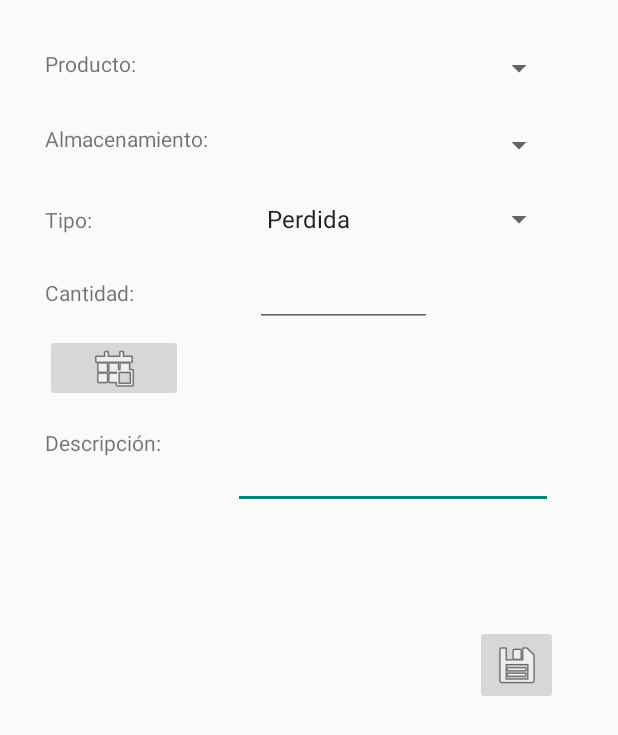
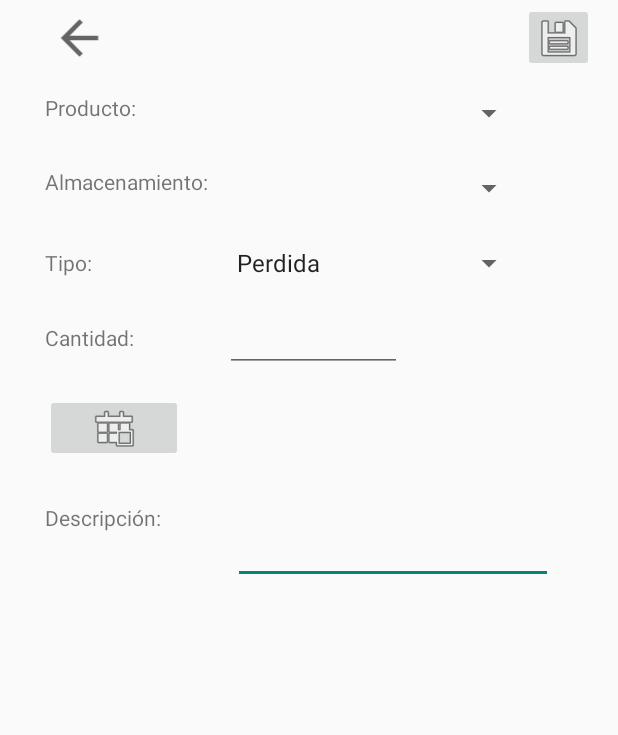
Before and after one commit to MauroMP/ProjectLaSenior, an Android app: the Addmov_Activity screen opened directly, with no data from a screen before it, on a phone screen of 412 x 824 dp. Shown: the top 735 px of the screen. Run offline under Robolectric (Android 15) with nearby library versions, the phone set to English and light mode, and no system bars.

Commit message:
12/11/2019

```diff
--- a/ANDROID/app/src/main/java/com/example/lasenioralmacenes/Interfaces/RestMovs.java
+++ b/ANDROID/app/src/main/java/com/example/lasenioralmacenes/Interfaces/RestMovs.java
@@ -43,11 +43,14 @@ public interface RestMovs {
     @GET ("mov/obtalma/{nombre}")
     Call<Almacenamiento> getAlma (@Path("nombre") String nombre);
 
-    @GET ("prod/stockprod/{nombre}")
+    @GET ("prod/stk/{nombre}")
     Call<Double> getStock (@Path("nombre") String nombre);
 
-    @PUT ("prod/actualizar")
+    @PUT ("prod/actualiza")
     Call<Producto> setProdStock (@Body Producto producto);
+
+    @GET ("prod/costoprod/{nombre}")
+    Call<List<Double>> getCosto (@Path("nombre") String nombre);
 
 
 
--- a/ANDROID/app/src/main/res/layout/activity_addmov_.xml
+++ b/ANDROID/app/src/main/res/layout/activity_addmov_.xml
@@ -11,28 +11,28 @@
         android:layout_width="wrap_content"
         android:layout_height="wrap_content"
         android:orientation="vertical"
-        app:layout_constraintGuide_begin="170dp" />
+        app:layout_constraintGuide_begin="150dp" />
 
     <androidx.constraintlayout.widget.Guideline
         android:id="@+id/guideline11"
         android:layout_width="wrap_content"
         android:layout_height="wrap_content"
         android:orientation="horizontal"
-        app:layout_constraintGuide_begin="20dp" />
+        app:layout_constraintGuide_begin="50dp" />
 
     <androidx.constraintlayout.widget.Guideline
         android:id="@+id/guideline17"
         android:layout_width="wrap_content"
         android:layout_height="wrap_content"
         android:orientation="horizontal"
-        app:layout_constraintGuide_begin="71dp" />
+        app:layout_constraintGuide_begin="100dp" />
 
     <androidx.constraintlayout.widget.Guideline
         android:id="@+id/guideline18"
         android:layout_width="wrap_content"
         android:layout_height="wrap_content"
         android:orientation="horizontal"
-        app:layout_constraintGuide_begin="122dp" />
+        app:layout_constraintGuide_begin="150dp" />
 
     <TextView
         android:id="@+id/textProd"
@@ -88,21 +88,21 @@
         android:layout_width="wrap_content"
         android:layout_height="wrap_content"
         android:orientation="horizontal"
-        app:layout_constraintGuide_begin="170dp" />
+        app:layout_constraintGuide_begin="200dp" />
 
     <androidx.constraintlayout.widget.Guideline
         android:id="@+id/guideline24"
         android:layout_width="wrap_content"
         android:layout_height="wrap_content"
         android:orientation="horizontal"
-        app:layout_constraintGuide_begin="220dp" />
+        app:layout_constraintGuide_begin="250dp" />
 
     <androidx.constraintlayout.widget.Guideline
         android:id="@+id/guideline25"
         android:layout_width="wrap_content"
         android:layout_height="wrap_content"
         android:orientation="horizontal"
-        app:layout_constraintGuide_begin="270dp" />
+        app:layout_constraintGuide_begin="320dp" />
 
     <TextView
         android:id="@+id/tipoView"
@@ -124,8 +124,8 @@
 
     <TextView
         android:id="@+id/etFecha"
-        android:layout_width="162dp"
-        android:layout_height="47dp"
+        android:layout_width="157dp"
+        android:layout_height="59dp"
         android:ems="10"
         android:textAlignment="center"
         app:layout_constraintBottom_toTopOf="@+id/guideline25"
@@ -137,7 +137,7 @@
         android:layout_width="wrap_content"
         android:layout_height="wrap_content"
         android:orientation="horizontal"
-        app:layout_constraintGuide_begin="320dp" />
+        app:layout_constraintGuide_begin="370dp" />
 
     <TextView
         android:id="@+id/descriptView"
@@ -182,13 +182,21 @@
 
     <ImageButton
         android:id="@+id/btGuardarMov"
-        android:layout_width="55dp"
-        android:layout_height="53dp"
-        android:layout_marginEnd="40dp"
-        app:layout_constraintBottom_toBottomOf="parent"
+        android:layout_width="47dp"
+        android:layout_height="46dp"
+        android:layout_marginEnd="16dp"
+        app:layout_constraintBottom_toTopOf="@+id/guideline11"
         app:layout_constraintEnd_toEndOf="parent"
-        app:layout_constraintTop_toTopOf="@+id/guideline26"
-        app:layout_constraintVertical_bias="0.215"
+        app:layout_constraintTop_toTopOf="parent"
         app:srcCompat="@android:drawable/ic_menu_save" />
 
+    <ImageView
+        android:id="@+id/btAtras"
+        android:layout_width="46dp"
+        android:layout_height="37dp"
+        app:layout_constraintBottom_toTopOf="@+id/guideline11"
+        app:layout_constraintStart_toStartOf="@+id/guideline22"
+        app:layout_constraintTop_toTopOf="parent"
+        app:srcCompat="?attr/homeAsUpIndicator" />
+
 </androidx.constraintlayout.widget.ConstraintLayout>
```
Also changed, not shown: ANDROID/app/src/main/java/com/example/lasenioralmacenes/Adapters/MovimientosAdapter.java (+15 -7 lines), ANDROID/app/src/main/java/com/example/lasenioralmacenes/Addmov_Activity.java (+58 -49 lines), ANDROID/app/src/main/java/com/example/lasenioralmacenes/Menu_Activity.java (+13 -0 lines), ANDROID/app/src/main/java/com/example/lasenioralmacenes/MovActivity.java (+14 -0 lines), ANDROID/app/src/main/res/layout/activity_main.xml (+8 -8 lines), ANDROID/app/src/main/res/layout/activity_menu_.xml (+15 -0 lines), ANDROID/app/src/main/res/layout/activity_mov.xml (+35 -0 lines), ANDROID/app/src/main/res/layout/activity_movimientos_.xml (+8 -1 lines), ANDROID/app/src/main/res/layout/row_movimientos.xml (+46 -30 lines).
